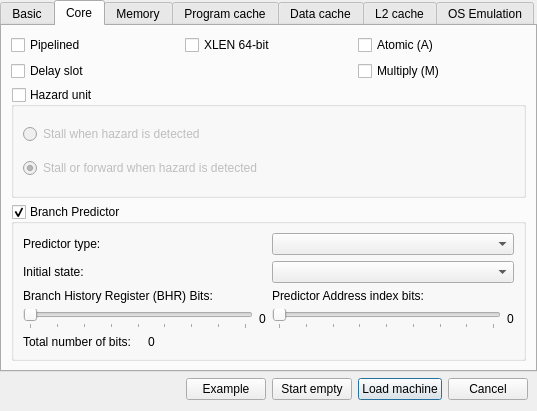
The window that src/gui/dialogs/new/NewDialog.ui (cvut/qtrvsim) describes before a commit, drawn with Qt 5.
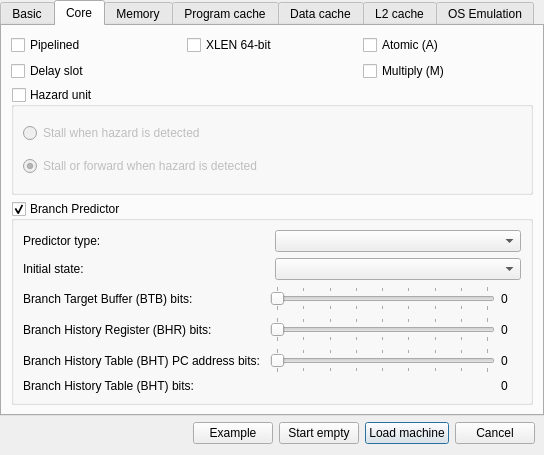
The same window after the commit. The open tabs and pages were chosen to show the change.

Commit message: Renamed Target Table to Target Buffer, split BTB and BHT bits, code cleanup

```diff
--- a/src/gui/dialogs/new/NewDialog.ui
+++ b/src/gui/dialogs/new/NewDialog.ui
@@ -6,8 +6,8 @@
    <rect>
     <x>0</x>
     <y>0</y>
-    <width>537</width>
-    <height>411</height>
+    <width>544</width>
+    <height>455</height>
    </rect>
   </property>
   <property name="windowTitle">
@@ -256,57 +256,44 @@
            </layout>
           </item>
           <item>
-           <layout class="QGridLayout" name="layout_bp_index_bits">
+           <layout class="QGridLayout" name="layout_bp_bit_settings" rowstretch="0,0,0,0">
             <property name="topMargin">
              <number>0</number>
             </property>
-            <item row="1" column="0">
-             <widget class="QLabel" name="text_bp_bhr_bits">
-              <property name="text">
-               <string>Branch History Register (BHR) Bits:</string>
-              </property>
-             </widget>
-            </item>
-            <item row="1" column="1">
-             <widget class="QLabel" name="text_bp_address_bits">
-              <property name="text">
-               <string>Predictor Address index bits:</string>
-              </property>
-             </widget>
-            </item>
-            <item row="4" column="0">
-             <layout class="QHBoxLayout" name="layout_bp_table_bits">
-              <property name="topMargin">
-               <number>0</number>
-              </property>
-              <item>
-               <widget class="QLabel" name="text_bp_table_bits">
+            <item row="3" column="2">
+             <widget class="QLabel" name="text_bp_bht_bits_number">
                 <property name="minimumSize">
                  <size>
-                  <width>0</width>
+                <width>20</width>
                   <height>0</height>
                  </size>
                 </property>
                 <property name="text">
-                 <string>Total number of bits: </string>
-                </property>
-               </widget>
-              </item>
-              <item>
-               <widget class="QLabel" name="text_bp_table_bits_number">
-                <property name="text">
                  <string>0</string>
                 </property>
                </widget>
-              </item>
-             </layout>
             </item>
             <item row="2" column="0">
-             <layout class="QHBoxLayout" name="layout_bp_bhr_slider">
-              <property name="bottomMargin">
-               <number>0</number>
+             <widget class="QLabel" name="text_bp_bht_addr_bits">
+              <property name="minimumSize">
+               <size>
+                <width>0</width>
+                <height>0</height>
+               </size>
               </property>
-              <item>
+              <property name="text">
+               <string>Branch History Table (BHT) PC address bits: </string>
+              </property>
+             </widget>
+            </item>
+            <item row="0" column="0">
+             <widget class="QLabel" name="text_bp_btb_bits">
+              <property name="text">
+               <string>Branch Target Buffer (BTB) bits:</string>
+              </property>
+             </widget>
+            </item>
+            <item row="1" column="1">
                <widget class="QSlider" name="slider_bp_bhr_bits">
                 <property name="maximum">
                  <number>8</number>
@@ -314,27 +301,66 @@
                 <property name="orientation">
                  <enum>Qt::Horizontal</enum>
                 </property>
-                <property name="invertedAppearance">
-                 <bool>false</bool>
-                </property>
                 <property name="tickPosition">
-                 <enum>QSlider::TicksBelow</enum>
+               <enum>QSlider::TicksBothSides</enum>
                 </property>
                </widget>
               </item>
-              <item>
-               <widget class="QLabel" name="label_bp_bhr_bits">
+            <item row="1" column="2">
+             <widget class="QLabel" name="text_bp_bhr_bits_number">
+              <property name="minimumSize">
+               <size>
+                <width>20</width>
+                <height>0</height>
+               </size>
+              </property>
                 <property name="text">
                  <string>0</string>
                 </property>
                </widget>
               </item>
-             </layout>
+            <item row="1" column="0">
+             <widget class="QLabel" name="text_bp_bhr_bits">
+              <property name="text">
+               <string>Branch History Register (BHR) bits:</string>
+              </property>
+             </widget>
+            </item>
+            <item row="2" column="2">
+             <widget class="QLabel" name="text_bp_bht_addr_bits_number">
+              <property name="minimumSize">
+               <size>
+                <width>20</width>
+                <height>0</height>
+               </size>
+              </property>
+              <property name="text">
+               <string>0</string>
+              </property>
+             </widget>
+            </item>
+            <item row="0" column="2">
+             <widget class="QLabel" name="text_bp_btb_bits_number">
+              <property name="minimumSize">
+               <size>
+                <width>20</width>
+                <height>0</height>
+               </size>
+              </property>
+              <property name="text">
+               <string>0</string>
+              </property>
+             </widget>
+            </item>
+            <item row="3" column="0">
+             <widget class="QLabel" name="text_bp_bht_bits">
+              <property name="text">
+               <string>Branch History Table (BHT) bits:</string>
+              </property>
+             </widget>
             </item>
             <item row="2" column="1">
-             <layout class="QHBoxLayout" name="layour_bp_address_slider">
-              <item>
-               <widget class="QSlider" name="slider_bp_address_bits">
+             <widget class="QSlider" name="slider_bp_bht_addr_bits">
                 <property name="maximum">
                  <number>8</number>
                 </property>
@@ -342,18 +368,25 @@
                  <enum>Qt::Horizontal</enum>
                 </property>
                 <property name="tickPosition">
-                 <enum>QSlider::TicksBelow</enum>
+               <enum>QSlider::TicksBothSides</enum>
                 </property>
                </widget>
               </item>
-              <item>
-               <widget class="QLabel" name="label_bp_address_bits">
-                <property name="text">
-                 <string>0</string>
-                </property>
-               </widget>
-              </item>
-             </layout>
+            <item row="0" column="1">
+             <widget class="QSlider" name="slider_bp_btb_bits">
+              <property name="maximum">
+               <number>8</number>
+              </property>
+              <property name="orientation">
+               <enum>Qt::Horizontal</enum>
+              </property>
+              <property name="invertedAppearance">
+               <bool>false</bool>
+              </property>
+              <property name="tickPosition">
+               <enum>QSlider::TicksBothSides</enum>
+              </property>
+             </widget>
             </item>
            </layout>
           </item>
```
Lines whose indentation alone changed are shown as unchanged. The commit also changes 17 other files.
